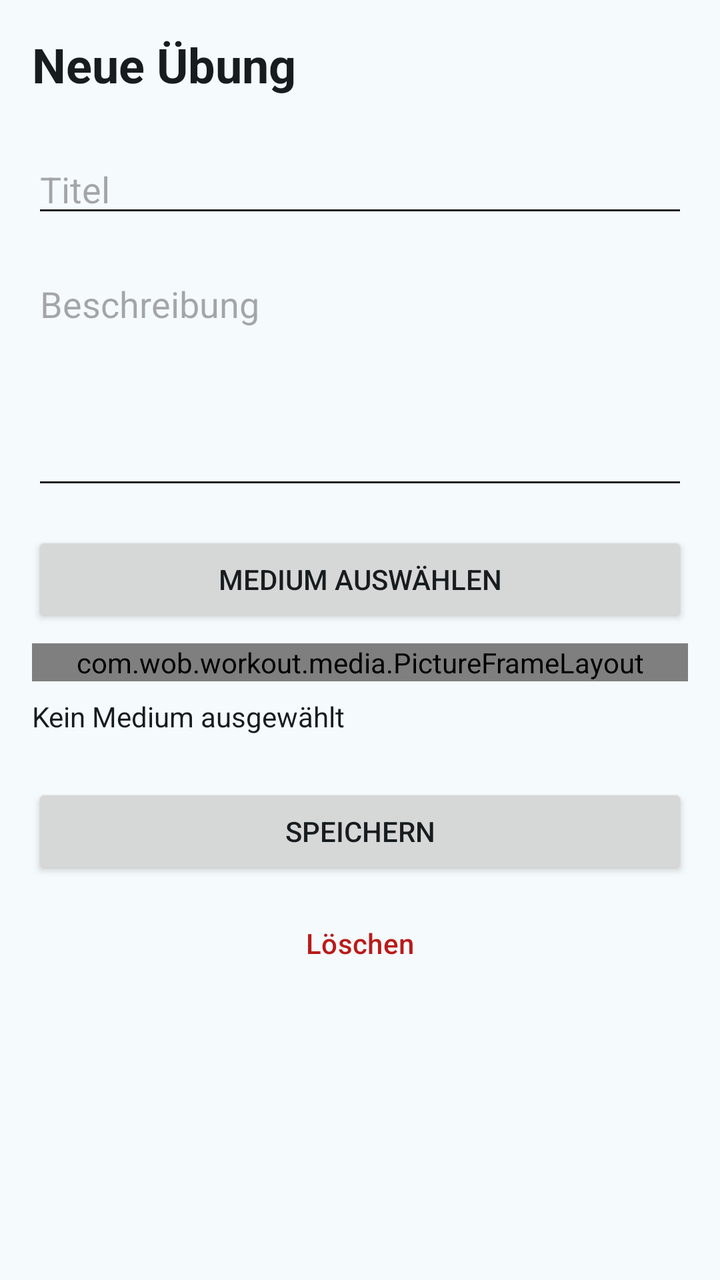
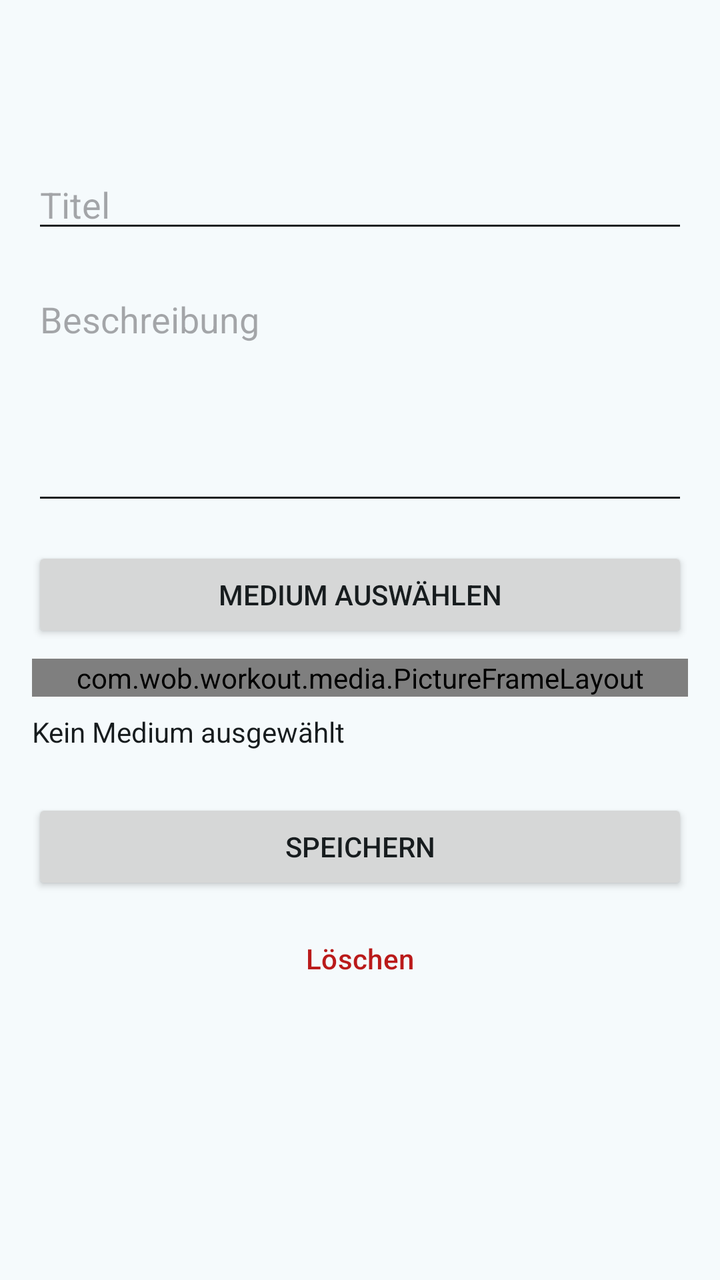

Screens rendered from an Android XML layout before and after an edit, with the pre-edit source and the edit as a unified diff.
<!-- AndroidManifest.xml: application theme Theme.Workout -->
<!-- res/layout/fragment_exercise_edit.xml -->
<?xml version="1.0" encoding="utf-8"?>
<ScrollView
    xmlns:android="http://schemas.android.com/apk/res/android"
    android:layout_width="match_parent"
    android:layout_height="match_parent">

    <LinearLayout
        android:layout_width="match_parent"
        android:layout_height="wrap_content"
        android:orientation="vertical"
        android:padding="16dp">

        <TextView
            android:id="@+id/txtHeading"
            android:layout_width="wrap_content"
            android:layout_height="wrap_content"
            android:text="@string/neue_uebung"
            android:textSize="24sp"
            android:textStyle="bold"/>

        <EditText
            android:id="@+id/edtTitle"
            android:layout_width="match_parent"
            android:layout_height="wrap_content"
            android:layout_marginTop="24dp"
            android:hint="@string/titel"/>

        <EditText
            android:id="@+id/edtDescription"
            android:layout_width="match_parent"
            android:layout_height="120dp"
            android:layout_marginTop="16dp"
            android:gravity="top"
            android:hint="@string/description"/>
        <Button
            android:id="@+id/btnSelectMedia"
            android:layout_width="match_parent"
            android:layout_height="wrap_content"
            android:layout_marginTop="16dp"
            android:text="Medium auswählen"/>

        <com.wob.workout.media.PictureFrameLayout
            android:layout_width="match_parent"
            android:layout_height="wrap_content"
            android:layout_gravity="center_horizontal"
            android:layout_marginTop="8dp">

            <com.wob.workout.media.FramedImageView
                android:id="@+id/imgMediaPreview"
                android:layout_width="match_parent"
                android:layout_height="match_parent"
                android:src="@drawable/exercise_placeholder"
                android:contentDescription="@null"/>
        </com.wob.workout.media.PictureFrameLayout>

        <TextView
            android:id="@+id/txtMedia"
            android:layout_width="match_parent"
            android:layout_height="wrap_content"
            android:layout_marginTop="8dp"
            android:text="Kein Medium ausgewählt"/>

        <Button
            android:id="@+id/btnResetFraming"
            style="@style/Widget.Material3.Button.TextButton"
            android:layout_width="match_parent"
            android:layout_height="wrap_content"
            android:text="Ausschnitt zurücksetzen"
            android:visibility="gone"/>

        <Button
            android:id="@+id/btnRemoveMedia"
            style="@style/Widget.Material3.Button.TextButton"
            android:layout_width="match_parent"
            android:layout_height="wrap_content"
            android:text="Bild entfernen"
            android:visibility="gone"/>

        <Button
            android:id="@+id/btnSave"
            android:layout_width="match_parent"
            android:layout_height="wrap_content"
            android:layout_marginTop="24dp"
            android:text="@string/speichern"/>

        <Button
            android:id="@+id/btnDelete"
            style="@style/Widget.Workout.DeleteButton"
            android:layout_width="match_parent"
            android:layout_height="wrap_content"
            android:layout_marginTop="8dp"
            android:text="Löschen"/>

    </LinearLayout>

</ScrollView>
<!-- resources referenced by this layout -->
<resources>
  <string name="description">Beschreibung</string>
  <string name="neue_uebung">Neue Übung</string>
  <string name="speichern">Speichern</string>
  <string name="titel">Titel</string>
  <style name="Widget.Workout.DeleteButton" parent="Widget.Material3.Button.TextButton">
          <item name="android:textColor">?attr/colorError</item>
      </style>
  <style name="Theme.Workout" parent="Base.Theme.Workout" />
  <color name="primary">#00687A</color>
  <color name="on_primary">#FFFFFF</color>
  <color name="primary_container">#ACEDFF</color>
  <color name="on_primary_container">#001F26</color>
  <color name="primary_inverse">#84D2E7</color>
  <color name="secondary">#4B6269</color>
  <color name="on_secondary">#FFFFFF</color>
  <color name="secondary_container">#CEE7EF</color>
  <color name="on_secondary_container">#061F25</color>
  <color name="tertiary">#565D7E</color>
  <color name="on_tertiary">#FFFFFF</color>
  <color name="tertiary_container">#DDE1FF</color>
  <color name="on_tertiary_container">#131A37</color>
  <color name="error">#BA1A1A</color>
  <color name="on_error">#FFFFFF</color>
  <color name="error_container">#FFDAD6</color>
  <color name="on_error_container">#410002</color>
  <color name="surface">#F5FAFC</color>
  <color name="on_surface">#171C1E</color>
  <color name="surface_variant">#DBE4E7</color>
  <color name="on_surface_variant">#3F484B</color>
  <color name="surface_inverse">#2B3133</color>
  <color name="on_surface_inverse">#ECF2F4</color>
  <color name="surface_dim">#D5DBDD</color>
  <color name="surface_bright">#F5FAFC</color>
  <color name="surface_container_lowest">#FFFFFF</color>
  <color name="surface_container_low">#EFF4F7</color>
  <color name="surface_container">#E9EFF1</color>
  <color name="surface_container_high">#E3E9EB</color>
  <color name="surface_container_highest">#DEE3E6</color>
  <color name="outline">#70797C</color>
  <color name="outline_variant">#BFC8CB</color>
  <!-- unchanged entries left out for length: 2 -->
</resources>

<!-- the commit's change to res/layout/fragment_exercise_edit.xml (unified diff, before → after) -->
@@ -1,96 +1,98 @@
 <?xml version="1.0" encoding="utf-8"?>
-<ScrollView
-    xmlns:android="http://schemas.android.com/apk/res/android"
+<LinearLayout xmlns:android="http://schemas.android.com/apk/res/android"
+    xmlns:app="http://schemas.android.com/apk/res-auto"
     android:layout_width="match_parent"
-    android:layout_height="match_parent">
+    android:layout_height="match_parent"
+    android:orientation="vertical">
 
-    <LinearLayout
+    <com.google.android.material.appbar.MaterialToolbar
+        android:id="@+id/toolbar"
         android:layout_width="match_parent"
-        android:layout_height="wrap_content"
-        android:orientation="vertical"
-        android:padding="16dp">
+        android:layout_height="?attr/actionBarSize"/>
 
-        <TextView
-            android:id="@+id/txtHeading"
-            android:layout_width="wrap_content"
-            android:layout_height="wrap_content"
-            android:text="@string/neue_uebung"
-            android:textSize="24sp"
-            android:textStyle="bold"/>
+    <ScrollView
+        android:layout_width="match_parent"
+        android:layout_height="match_parent">
 
-        <EditText
-            android:id="@+id/edtTitle"
+        <LinearLayout
             android:layout_width="match_parent"
             android:layout_height="wrap_content"
-            android:layout_marginTop="24dp"
-            android:hint="@string/titel"/>
+            android:orientation="vertical"
+            android:padding="16dp">
 
-        <EditText
-            android:id="@+id/edtDescription"
-            android:layout_width="match_parent"
-            android:layout_height="120dp"
-            android:layout_marginTop="16dp"
-            android:gravity="top"
-            android:hint="@string/description"/>
-        <Button
-            android:id="@+id/btnSelectMedia"
-            android:layout_width="match_parent"
-            android:layout_height="wrap_content"
-            android:layout_marginTop="16dp"
-            android:text="Medium auswählen"/>
+            <EditText
+                android:id="@+id/edtTitle"
+                android:layout_width="match_parent"
+                android:layout_height="wrap_content"
+                android:hint="@string/titel"/>
 
-        <com.wob.workout.media.PictureFrameLayout
-            android:layout_width="match_parent"
-            android:layout_height="wrap_content"
-            android:layout_gravity="center_horizontal"
-            android:layout_marginTop="8dp">
+            <EditText
+                android:id="@+id/edtDescription"
+                android:layout_width="match_parent"
+                android:layout_height="120dp"
+                android:layout_marginTop="16dp"
+                android:gravity="top"
+                android:hint="@string/description"/>
+            <Button
+                android:id="@+id/btnSelectMedia"
+                android:layout_width="match_parent"
+                android:layout_height="wrap_content"
+                android:layout_marginTop="16dp"
+                android:text="Medium auswählen"/>
 
-            <com.wob.workout.media.FramedImageView
-                android:id="@+id/imgMediaPreview"
+            <com.wob.workout.media.PictureFrameLayout
                 android:layout_width="match_parent"
-                android:layout_height="match_parent"
-                android:src="@drawable/exercise_placeholder"
-                android:contentDescription="@null"/>
-        </com.wob.workout.media.PictureFrameLayout>
+                android:layout_height="wrap_content"
+                android:layout_gravity="center_horizontal"
+                android:layout_marginTop="8dp">
 
-        <TextView
-            android:id="@+id/txtMedia"
-            android:layout_width="match_parent"
-            android:layout_height="wrap_content"
-            android:layout_marginTop="8dp"
-            android:text="Kein Medium ausgewählt"/>
+                <com.wob.workout.media.FramedImageView
+                    android:id="@+id/imgMediaPreview"
+                    android:layout_width="match_parent"
+                    android:layout_height="match_parent"
+                    android:src="@drawable/exercise_placeholder"
+                    android:contentDescription="@null"/>
+            </com.wob.workout.media.PictureFrameLayout>
 
-        <Button
-            android:id="@+id/btnResetFraming"
-            style="@style/Widget.Material3.Button.TextButton"
-            android:layout_width="match_parent"
-            android:layout_height="wrap_content"
-            android:text="Ausschnitt zurücksetzen"
-            android:visibility="gone"/>
+            <TextView
+                android:id="@+id/txtMedia"
+                android:layout_width="match_parent"
+                android:layout_height="wrap_content"
+                android:layout_marginTop="8dp"
+                android:text="Kein Medium ausgewählt"/>
 
-        <Button
-            android:id="@+id/btnRemoveMedia"
-            style="@style/Widget.Material3.Button.TextButton"
-            android:layout_width="match_parent"
-            android:layout_height="wrap_content"
-            android:text="Bild entfernen"
-            android:visibility="gone"/>
+            <Button
+                android:id="@+id/btnResetFraming"
+                style="@style/Widget.Material3.Button.TextButton"
+                android:layout_width="match_parent"
+                android:layout_height="wrap_content"
+                android:text="Ausschnitt zurücksetzen"
+                android:visibility="gone"/>
 
-        <Button
-            android:id="@+id/btnSave"
-            android:layout_width="match_parent"
-            android:layout_height="wrap_content"
-            android:layout_marginTop="24dp"
-            android:text="@string/speichern"/>
+            <Button
+                android:id="@+id/btnRemoveMedia"
+                style="@style/Widget.Material3.Button.TextButton"
+                android:layout_width="match_parent"
+                android:layout_height="wrap_content"
+                android:text="Bild entfernen"
+                android:visibility="gone"/>
 
-        <Button
-            android:id="@+id/btnDelete"
-            style="@style/Widget.Workout.DeleteButton"
-            android:layout_width="match_parent"
-            android:layout_height="wrap_content"
-            android:layout_marginTop="8dp"
-            android:text="Löschen"/>
+            <Button
+                android:id="@+id/btnSave"
+                android:layout_width="match_parent"
+                android:layout_height="wrap_content"
+                android:layout_marginTop="24dp"
+                android:text="@string/speichern"/>
 
-    </LinearLayout>
+            <Button
+                android:id="@+id/btnDelete"
+                style="@style/Widget.Workout.DeleteButton"
+                android:layout_width="match_parent"
+                android:layout_height="wrap_content"
+                android:layout_marginTop="8dp"
+                android:text="Löschen"/>
 
-</ScrollView>
+        </LinearLayout>
+
+    </ScrollView>
+</LinearLayout>
<!-- resource entries referenced after the edit -->
@@ -1,7 +1,6 @@
 <!-- resources referenced by this layout -->
 <resources>
   <string name="description">Beschreibung</string>
-  <string name="neue_uebung">Neue Übung</string>
   <string name="speichern">Speichern</string>
   <string name="titel">Titel</string>
   <style name="Widget.Workout.DeleteButton" parent="Widget.Material3.Button.TextButton">
